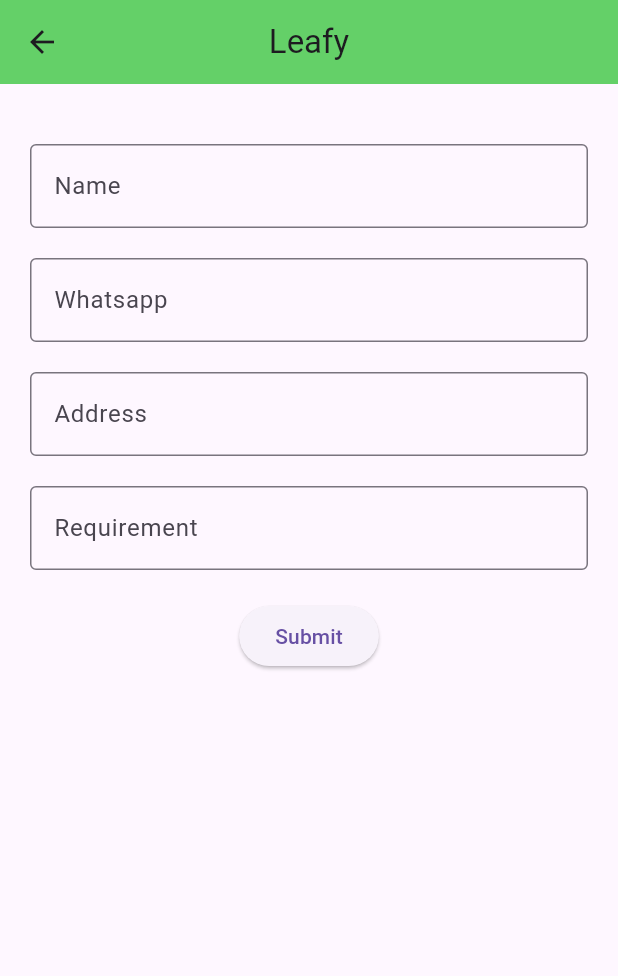
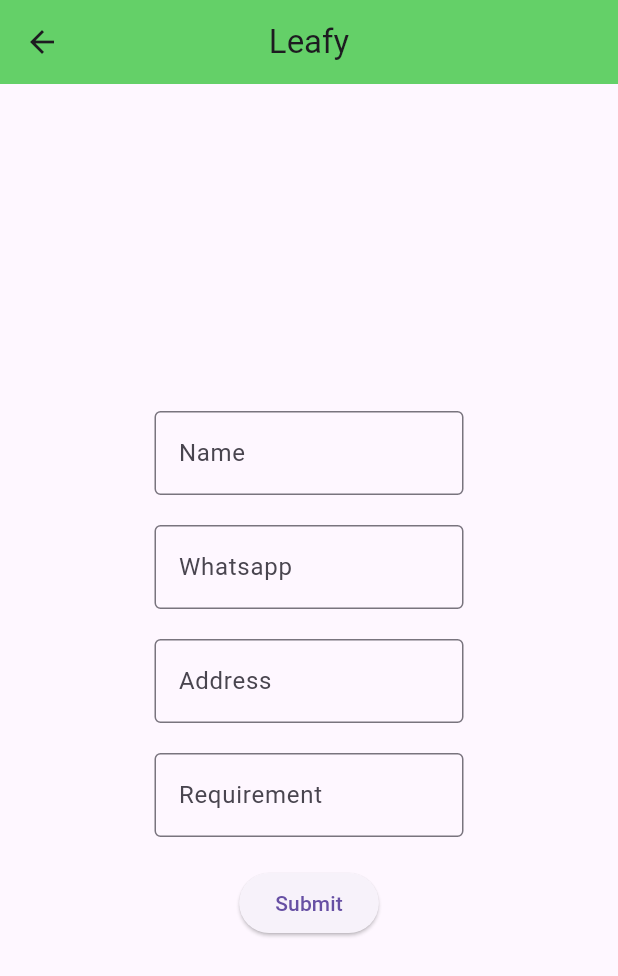
Before and after one commit to malavikaac/Task_flutter, a Flutter app: the AddUser screen opened directly, on a phone screen of 412 x 824 dp. Shown: the top 976 px of the screen. Run offline on Flutter 3.47's test engine with Material 3 defaults, Android fonts, the phone set to English and light mode, and no system bars; network calls fail.

Commit message:
first commit

```diff
--- a/analysis_options.yaml
+++ b/analysis_options.yaml
@@ -7,6 +7,9 @@
 
 # The following line activates a set of recommended lints for Flutter apps,
 # packages, and plugins designed to encourage good coding practices.
+analyzer:
+  errors:
+    file_names: ignore
 include: package:flutter_lints/flutter.yaml
 
 linter:
--- a/lib/Pages/add_user.dart
+++ b/lib/Pages/add_user.dart
@@ -23,9 +23,15 @@ class _AddUserState extends State<AddUser> {
           ),
           backgroundColor: const Color.fromARGB(255, 100, 208, 104),
         ),
-        body: Padding(
-          padding: const EdgeInsets.all(20.0),
+        body: Row(
+          children: [
+            const Expanded(
+              flex: 1,
+              child: Text("")),
+            Expanded(
+              flex: 2,
               child: Column(
+                mainAxisAlignment: MainAxisAlignment.center,
                 children: [
                   const SizedBox(
                     height: 20,
@@ -82,6 +88,11 @@ class _AddUserState extends State<AddUser> {
                 ],
               ),
             ),
+            const Expanded(
+              flex: 1,
+              child: Text("")),
+          ],
+        ),
       );
     });
   }
```
Lines whose indentation alone changed are shown as unchanged.
